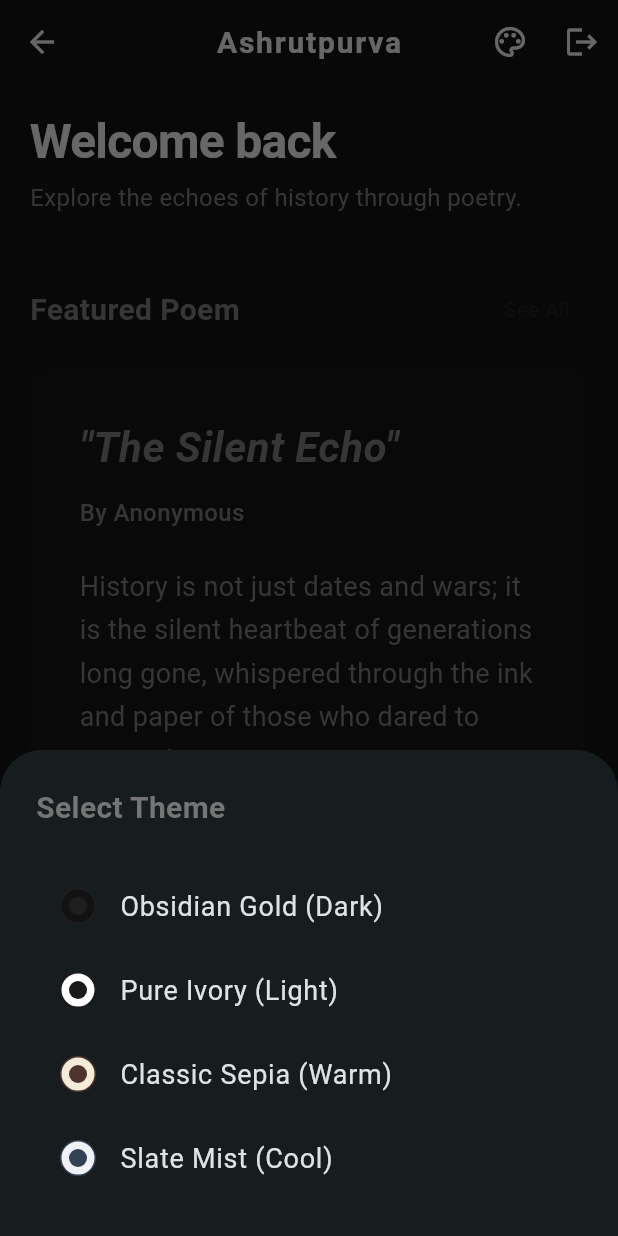
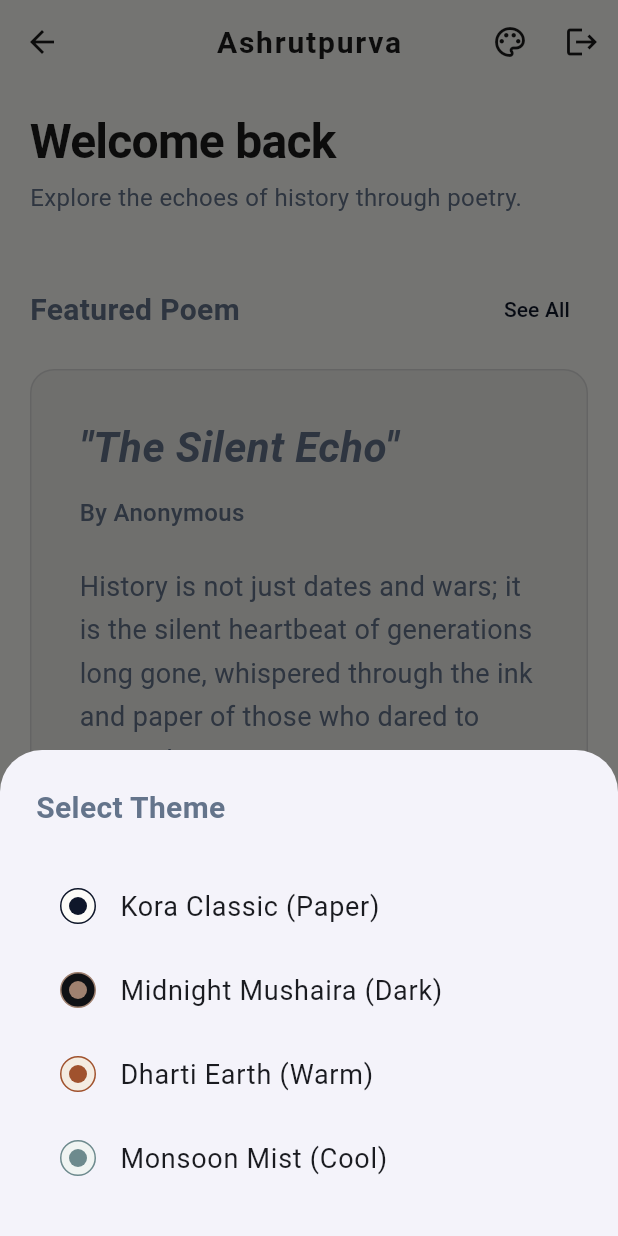
Before and after one commit to Abhishek-1211/Ashrutpurva, a Flutter app: the _MobileLayout screen opened directly with empty values, after a tap on the "palette" icon, on a phone screen of 412 x 824 dp. Run offline on Flutter 3.47's test engine with Material 3 defaults, Android fonts, the phone set to English and light mode, and no system bars; our stand-ins replace dio, equatable, flutter_bloc, flutter_secure_storage; accounts and stored records are empty.

Commit message:
feat: new theme and palletes added
- Added [ResponsiveLayout] system to support seamless mobile and desktop experiences.
- Redesigned [HomePage] with a multi-column magazine-style desktop layout and a sleek top navigation bar.
- Refactored [LoginPage] to use a professional centered card layout on larger screens.
- Implemented a minimalist multi-theme system with 4 curated palettes (Obsidian Gold, Pure Ivory, Classic Sepia, Slate Mist) using [ThemeCubit].
- Integrated full tab-based navigation and functional session logout.
- Resolved various frontend bugs including base URL mismatches, missing imports, and incorrect layout constraints.
- Updated deprecated Flutter API calls (e.g., `withOpacity` to `withValues`) and optimized typography for web.
- Synchronized authentication payload keys to match backend expected field names.

```diff
--- a/frontend/lib/core/constants/api_constants.dart
+++ b/frontend/lib/core/constants/api_constants.dart
@@ -1,6 +1,6 @@
 class ApiConstants {
   static const String baseUrl = 'http://127.0.0.1:8000/api';
-  static const String baseUrlAndroid = 'http://10.0.2.2:8000/api';// Using localhost for Web compatibility
+  //static const String baseUrl = 'http://10.0.2.2:8000/api';// Using localhost for Web compatibility
   // For Web/Production, this would be updated or use environment variables
 
   // Auth
--- a/frontend/lib/core/theme/app_colors.dart
+++ b/frontend/lib/core/theme/app_colors.dart
@@ -1,10 +1,10 @@
 import 'package:flutter/material.dart';
 
 enum AppThemeType {
-  obsidianGold,
-  pureIvory,
-  classicSepia,
-  slateMist,
+  koraClassic,
+  midnightMushaira,
+  dhartiEarth,
+  monsoonMist,
 }
 
 class AppPalette {
@@ -24,52 +24,52 @@ class AppPalette {
     required this.brightness,
   });
 
-  static const obsidianGold = AppPalette(
-    primary: Color(0xFF1E1E1E),
-    accent: Color(0xFFA67C00),
-    background: Color(0xFF121212),
-    text: Color(0xFFE0E0E0),
-    secondaryText: Color(0xFF757575),
+  static const koraClassic = AppPalette(
+    primary: Color(0xFF0F172A), // Indo-Blue
+    accent: Color(0xFF1E293B),
+    background: Color(0xFFFDFCF8), // Paper
+    text: Color(0xFF1A1A1A), // Ink
+    secondaryText: Color(0xFF64748B),
+    brightness: Brightness.light,
+  );
+
+  static const midnightMushaira = AppPalette(
+    primary: Color(0xFF9F8170), // Rosewood
+    accent: Color(0xFFC4A484),
+    background: Color(0xFF0F1115), // Midnight
+    text: Color(0xFFE2E8F0), // Starlight
+    secondaryText: Color(0xFF94A3B8),
     brightness: Brightness.dark,
   );
 
-  static const pureIvory = AppPalette(
-    primary: Color(0xFF1A1A1A),
-    accent: Color(0xFF000000),
-    background: Color(0xFFFFFFFF),
-    text: Color(0xFF1A1A1A),
-    secondaryText: Color(0xFF757575),
+  static const dhartiEarth = AppPalette(
+    primary: Color(0xFFA0522D), // Terracotta
+    accent: Color(0xFF8B4513),
+    background: Color(0xFFF4ECE1), // Clay
+    text: Color(0xFF2D241E), // Earth
+    secondaryText: Color(0xFF5D4037),
     brightness: Brightness.light,
   );
 
-  static const classicSepia = AppPalette(
-    primary: Color(0xFF4E342E),
-    accent: Color(0xFF4A4A4A),
-    background: Color(0xFFF4ECD8),
-    text: Color(0xFF4E342E),
-    secondaryText: Color(0xFF795548),
-    brightness: Brightness.light,
-  );
-
-  static const slateMist = AppPalette(
-    primary: Color(0xFF334155),
-    accent: Color(0xFF334155),
-    background: Color(0xFFF0F2F5),
-    text: Color(0xFF1E293B),
-    secondaryText: Color(0xFF64748B),
+  static const monsoonMist = AppPalette(
+    primary: Color(0xFF6D8A8D), // Eucalyptus
+    accent: Color(0xFF4A5568),
+    background: Color(0xFFF0F4F2), // Sage
+    text: Color(0xFF2D3748), // Cool Grey
+    secondaryText: Color(0xFF718096),
     brightness: Brightness.light,
   );
 
   factory AppPalette.fromType(AppThemeType type) {
     switch (type) {
-      case AppThemeType.obsidianGold:
-        return obsidianGold;
-      case AppThemeType.pureIvory:
-        return pureIvory;
-      case AppThemeType.classicSepia:
-        return classicSepia;
-      case AppThemeType.slateMist:
-        return slateMist;
+      case AppThemeType.koraClassic:
+        return koraClassic;
+      case AppThemeType.midnightMushaira:
+        return midnightMushaira;
+      case AppThemeType.dhartiEarth:
+        return dhartiEarth;
+      case AppThemeType.monsoonMist:
+        return monsoonMist;
     }
   }
 }
--- a/frontend/lib/core/theme/app_theme.dart
+++ b/frontend/lib/core/theme/app_theme.dart
@@ -57,7 +57,7 @@ class AppTheme {
     );
   }
 
-  // Legacy static getters for back-compatibility during migration
-  static ThemeData get lightTheme => createTheme(AppPalette.pureIvory);
-  static ThemeData get darkTheme => createTheme(AppPalette.obsidianGold);
+  // Updated default getters for internal framework compatibility
+  static ThemeData get lightTheme => createTheme(AppPalette.koraClassic);
+  static ThemeData get darkTheme => createTheme(AppPalette.midnightMushaira);
 }
--- a/frontend/lib/core/theme/theme_cubit.dart
+++ b/frontend/lib/core/theme/theme_cubit.dart
@@ -11,9 +11,9 @@ class ThemeState {
   });
 
   factory ThemeState.initial() {
-    return ThemeState(
-      themeType: AppThemeType.obsidianGold,
-      palette: AppPalette.obsidianGold,
+    return const ThemeState(
+      themeType: AppThemeType.koraClassic,
+      palette: AppPalette.koraClassic,
     );
   }
 
--- a/frontend/lib/features/home/presentation/pages/home_page.dart
+++ b/frontend/lib/features/home/presentation/pages/home_page.dart
@@ -425,10 +425,10 @@ class _ThemePicker {
                 style: TextStyle(fontSize: 20, fontWeight: FontWeight.bold),
               ),
               const SizedBox(height: 24),
-              _themeOption(context, AppThemeType.obsidianGold, 'Obsidian Gold (Dark)'),
-              _themeOption(context, AppThemeType.pureIvory, 'Pure Ivory (Light)'),
-              _themeOption(context, AppThemeType.classicSepia, 'Classic Sepia (Warm)'),
-              _themeOption(context, AppThemeType.slateMist, 'Slate Mist (Cool)'),
+              _themeOption(context, AppThemeType.koraClassic, 'Kora Classic (Paper)'),
+              _themeOption(context, AppThemeType.midnightMushaira, 'Midnight Mushaira (Dark)'),
+              _themeOption(context, AppThemeType.dhartiEarth, 'Dharti Earth (Warm)'),
+              _themeOption(context, AppThemeType.monsoonMist, 'Monsoon Mist (Cool)'),
             ],
           ),
         );
```
